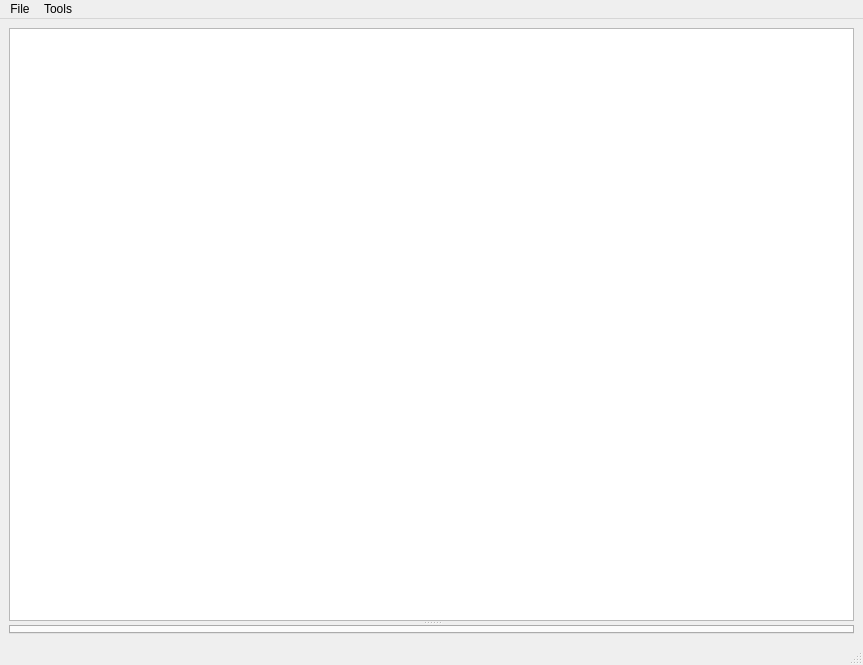
Qt form dcs_code_injector/ui/dcs_code_injector_window_ui.ui (nielsvaes/dcs_code_injector) before a commit.
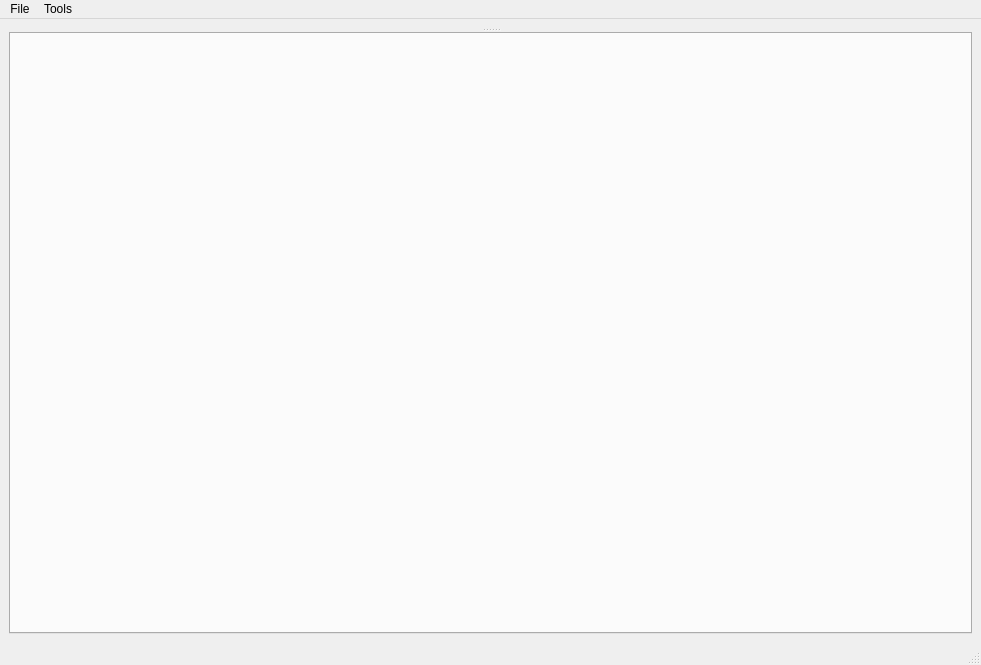
The same form after that commit.

Diff of the .ui file:
```diff
--- a/dcs_code_injector/ui/dcs_code_injector_window_ui.ui
+++ b/dcs_code_injector/ui/dcs_code_injector_window_ui.ui
@@ -6,7 +6,7 @@
    <rect>
     <x>0</x>
     <y>0</y>
-    <width>863</width>
+    <width>981</width>
     <height>665</height>
    </rect>
   </property>
@@ -20,15 +20,8 @@
       <property name="orientation">
        <enum>Qt::Vertical</enum>
       </property>
-      <widget class="QSplitter" name="log_variables_splitter">
-       <property name="orientation">
-        <enum>Qt::Horizontal</enum>
-       </property>
-       <widget class="QPlainTextEdit" name="txt_log">
-        <property name="enabled">
-         <bool>true</bool>
-        </property>
-       </widget>
+      <widget class="QWidget" name="horizontalLayoutWidget">
+       <layout class="QHBoxLayout" name="txt_log_layout"/>
       </widget>
       <widget class="QTabWidget" name="tab_widget">
        <property name="autoFillBackground">
@@ -53,7 +46,7 @@
     <rect>
      <x>0</x>
      <y>0</y>
-     <width>863</width>
+     <width>981</width>
      <height>22</height>
     </rect>
    </property>
```
Left out of the diff: 14 changed lines with no effect on the pictures.
